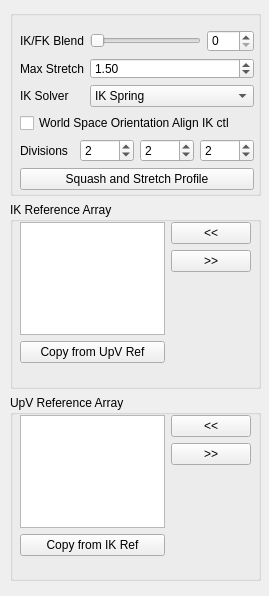
This is scripts/mgear/maya/shifter/component/leg_3jnt_01/settingsUI.ui in mgear-dev/mgear_dist as Qt 5 draws it before an edit. The edited form follows.
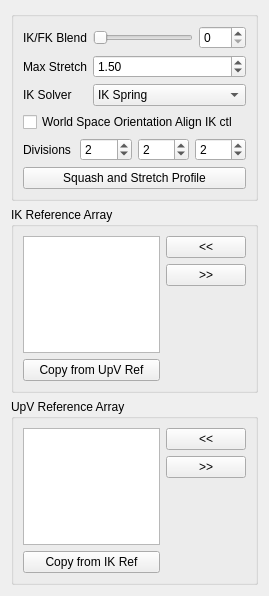
This is the edited form.

Commit message: Shifter: setting windows: adding layaout to the .ui files

Diff of the .ui file:
```diff
--- a/scripts/mgear/maya/shifter/component/leg_3jnt_01/settingsUI.ui
+++ b/scripts/mgear/maya/shifter/component/leg_3jnt_01/settingsUI.ui
@@ -13,30 +13,16 @@
   <property name="windowTitle">
    <string>Form</string>
   </property>
-  <widget class="QWidget" name="layoutWidget">
-   <property name="geometry">
-    <rect>
-     <x>10</x>
-     <y>10</y>
-     <width>251</width>
-     <height>571</height>
-    </rect>
-   </property>
+  <layout class="QGridLayout" name="gridLayout">
+   <item row="0" column="0">
    <layout class="QVBoxLayout" name="verticalLayout_2">
     <item>
      <widget class="QGroupBox" name="groupBox">
       <property name="title">
        <string/>
       </property>
-      <widget class="QWidget" name="layoutWidget">
-       <property name="geometry">
-        <rect>
-         <x>10</x>
-         <y>20</y>
-         <width>234</width>
-         <height>160</height>
-        </rect>
-       </property>
+       <layout class="QGridLayout" name="gridLayout_2">
+        <item row="0" column="0">
        <layout class="QVBoxLayout" name="verticalLayout">
         <item>
          <layout class="QFormLayout" name="formLayout">
@@ -195,7 +181,8 @@
          </layout>
         </item>
        </layout>
-      </widget>
+        </item>
+       </layout>
      </widget>
     </item>
     <item>
@@ -206,15 +193,8 @@
       <property name="flat">
        <bool>false</bool>
       </property>
-      <widget class="QWidget" name="layoutWidget">
-       <property name="geometry">
-        <rect>
-         <x>10</x>
-         <y>20</y>
-         <width>231</width>
-         <height>141</height>
-        </rect>
-       </property>
+       <layout class="QGridLayout" name="gridLayout_3">
+        <item row="0" column="0">
        <layout class="QHBoxLayout" name="ikRefArray_horizontalLayout">
         <item>
          <layout class="QVBoxLayout" name="ikRefArray_verticalLayout_1">
@@ -281,7 +261,8 @@
          </layout>
         </item>
        </layout>
-      </widget>
+        </item>
+       </layout>
      </widget>
     </item>
     <item>
@@ -289,15 +270,8 @@
       <property name="title">
        <string>UpV Reference Array</string>
       </property>
-      <widget class="QWidget" name="layoutWidget_2">
-       <property name="geometry">
-        <rect>
-         <x>10</x>
-         <y>20</y>
-         <width>231</width>
-         <height>141</height>
-        </rect>
-       </property>
+       <layout class="QGridLayout" name="gridLayout_4">
+        <item row="0" column="0">
        <layout class="QHBoxLayout" name="upvRefArray_horizontalLayout">
         <item>
          <layout class="QVBoxLayout" name="upvRefArray_verticalLayout_1">
@@ -364,11 +338,13 @@
          </layout>
         </item>
        </layout>
-      </widget>
-     </widget>
     </item>
    </layout>
   </widget>
+     </item>
+    </layout>
+   </item>
+  </layout>
  </widget>
  <resources/>
  <connections>
```
Lines whose indentation alone changed are shown as unchanged. The commit also changes 22 other files.
